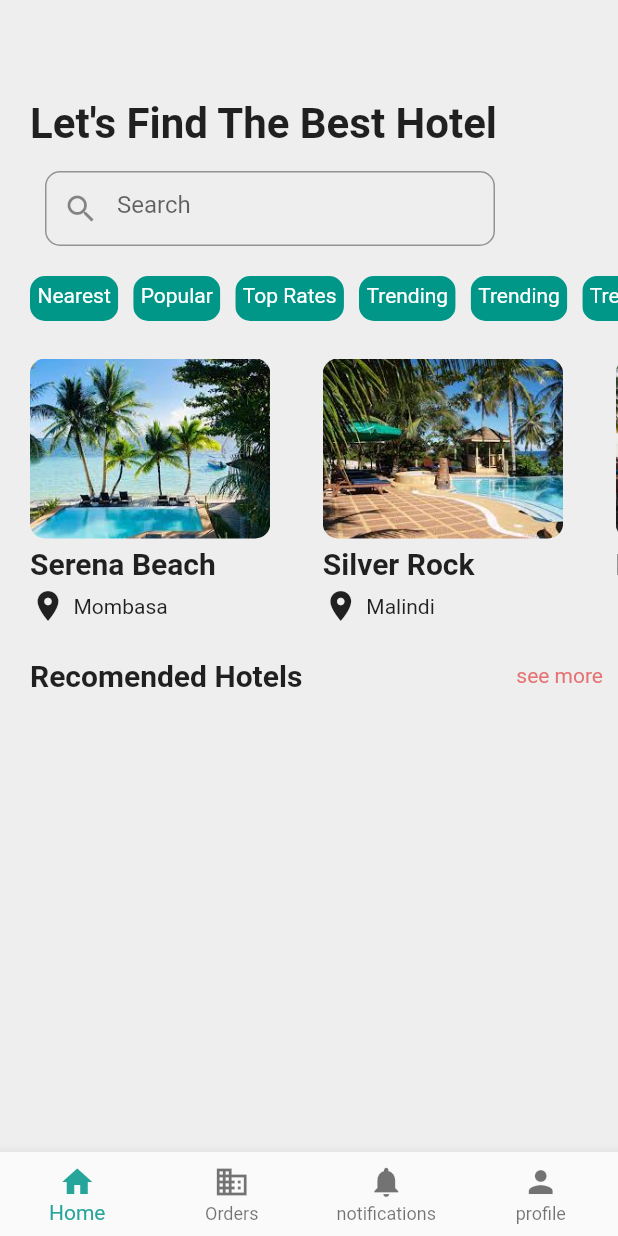
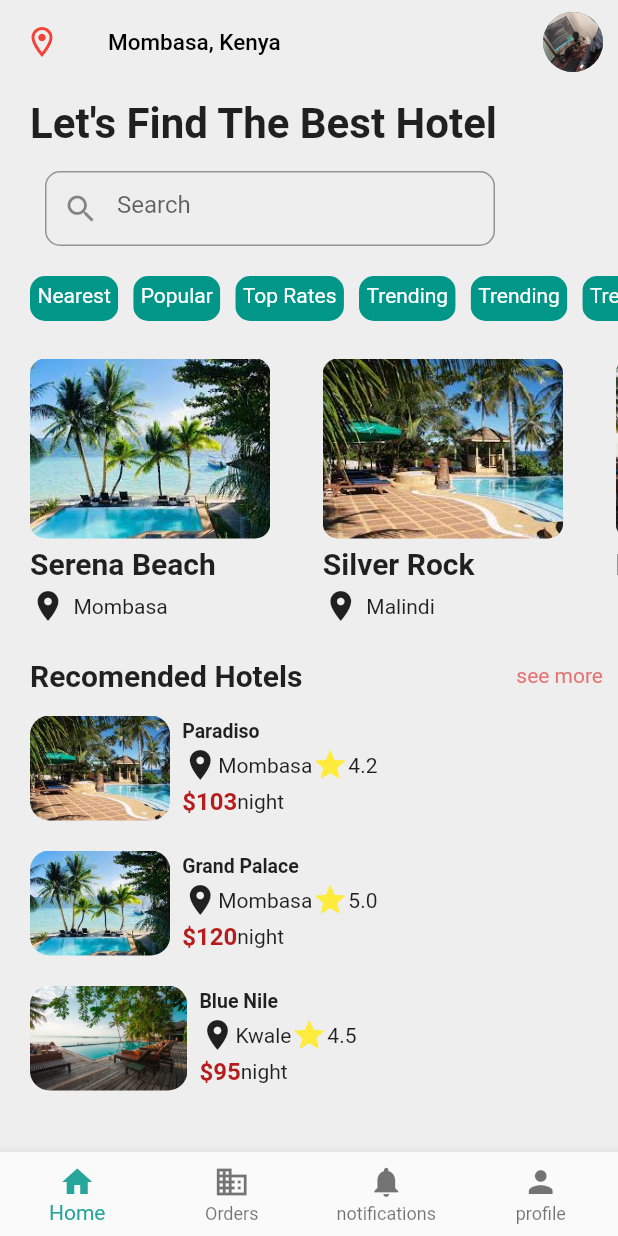
Before and after one commit to hamisirizwan/flutter_hotel_ui, a Flutter app: the HomePage screen opened directly, on a phone screen of 412 x 824 dp. Run offline on Flutter 3.47's test engine with Material 2 defaults, Android fonts, the phone set to English and light mode, and no system bars.

Commit message:
homepage done

```diff
--- /dev/null
+++ b/lib/componets/recomended_card.dart
@@ -0,0 +1,88 @@
+import 'package:flutter/material.dart';
+
+class RecomendeHotelCard extends StatelessWidget {
+  String name;
+  String location;
+  String rating;
+  String price;
+  String imageURL;
+
+  RecomendeHotelCard(
+      this.name, this.location, this.price, this.rating, this.imageURL);
+
+  @override
+  Widget build(BuildContext context) {
+    return Column(
+      children: [
+        Row(
+          children: [
+            ClipRRect(
+              borderRadius: BorderRadius.circular(13.0),
+              child: Image(
+                height: 70.0,
+                image: AssetImage("assets/images/$imageURL"),
+              ),
+            ),
+            Padding(
+              padding: const EdgeInsets.all(8.0),
+              child: Column(
+                crossAxisAlignment: CrossAxisAlignment.start,
+                children: [
+                  Text(
+                    "$name",
+                    style:
+                        TextStyle(fontSize: 13.0, fontWeight: FontWeight.bold),
+                  ),
+                  SizedBox(
+                    height: 3.0,
+                  ),
+                  Row(
+                    children: [
+                      Container(
+                        child: Row(
+                          children: [
+                            Icon(Icons.location_on),
+                            Text("$location"),
+                          ],
+                        ),
+                      ),
+                      Container(
+                        child: Row(
+                          children: [
+                            Icon(
+                              Icons.star,
+                              color: Colors.yellow,
+                            ),
+                            Text("$rating"),
+                          ],
+                        ),
+                      ),
+                    ],
+                  ),
+                  SizedBox(
+                    height: 3.0,
+                  ),
+                  Row(
+                    children: [
+                      Text(
+                        "\$$price",
+                        style: TextStyle(
+                            color: Colors.red[900],
+                            fontWeight: FontWeight.bold,
+                            fontSize: 16),
+                      ),
+                      Text("night")
+                    ],
+                  )
+                ],
+              ),
+            ),
+          ],
+        ),
+        SizedBox(
+          height: 10.0,
+        )
+      ],
+    );
+  }
+}
--- a/lib/pages/home_page.dart
+++ b/lib/pages/home_page.dart
@@ -2,6 +2,7 @@ import 'package:flutter/material.dart';
 import 'package:flutter/rendering.dart';
 import 'package:hotel_ui/componets/category_card.dart';
 import 'package:hotel_ui/componets/hotel_detail.dart';
+import 'package:hotel_ui/componets/recomended_card.dart';
 
 class HomePage extends StatefulWidget {
   // const HomePage({ Key? key }) : super(key: key);
@@ -26,6 +27,22 @@ class _HomePageState extends State<HomePage> {
       appBar: AppBar(
         backgroundColor: Colors.grey[200],
         elevation: 0.0,
+        leading: Icon(
+          Icons.location_on_outlined,
+          color: Colors.red,
+        ),
+        title: Text(
+          "Mombasa, Kenya",
+          style: TextStyle(color: Colors.black, fontSize: 15.0),
+        ),
+        actions: [
+          Padding(
+            padding: const EdgeInsets.only(right: 10.0),
+            child: CircleAvatar(
+              backgroundImage: AssetImage("assets/images/user.jpeg"),
+            ),
+          ),
+        ],
       ),
       bottomNavigationBar: BottomNavigationBar(
         type: BottomNavigationBarType.fixed,
@@ -142,7 +159,23 @@ class _HomePageState extends State<HomePage> {
                   ),
                 ],
               ),
-            )
+            ),
+            SizedBox(
+              height: 10.0,
+            ),
+            //recomended hotels listview
+            Expanded(
+              child: ListView(
+                children: [
+                  RecomendeHotelCard(
+                      "Paradiso ", "Mombasa", "103", "4.2", "hotel3.jpeg"),
+                  RecomendeHotelCard(
+                      "Grand Palace", "Mombasa", "120", "5.0", "hotel2.jpeg"),
+                  RecomendeHotelCard(
+                      "Blue Nile", "Kwale", "95", "4.5", "hotel1.jpeg"),
+                ],
+              ),
+            ),
           ],
         ),
       ),
```
Also changed, not shown: assets/images/user.jpeg (added).
